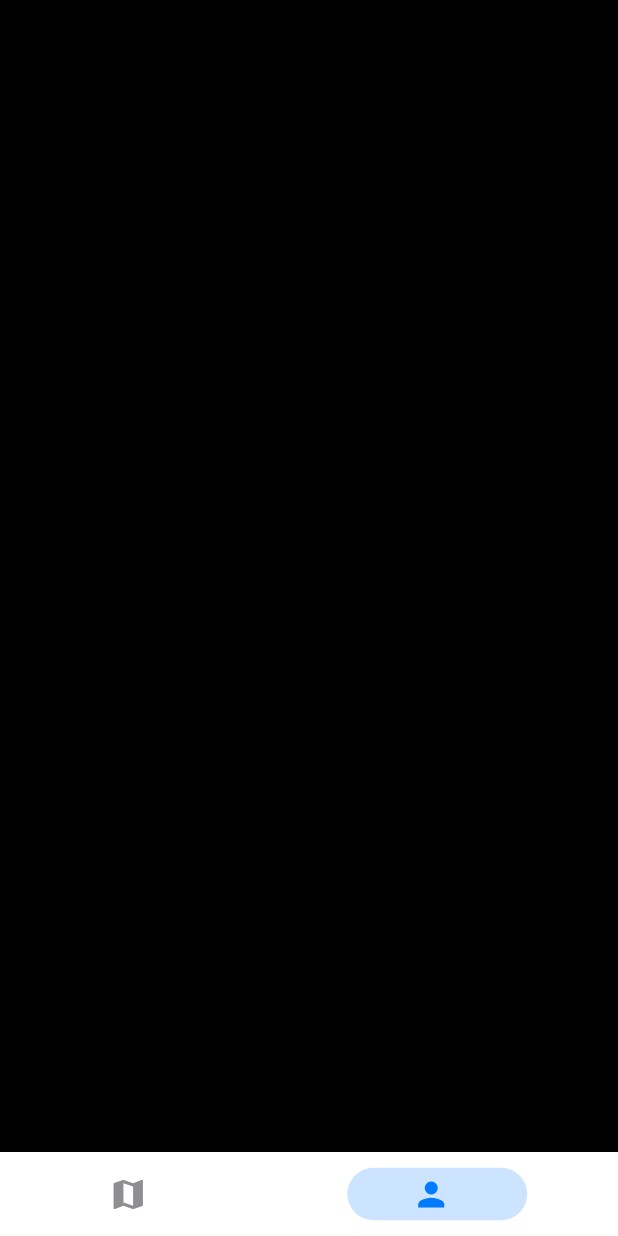
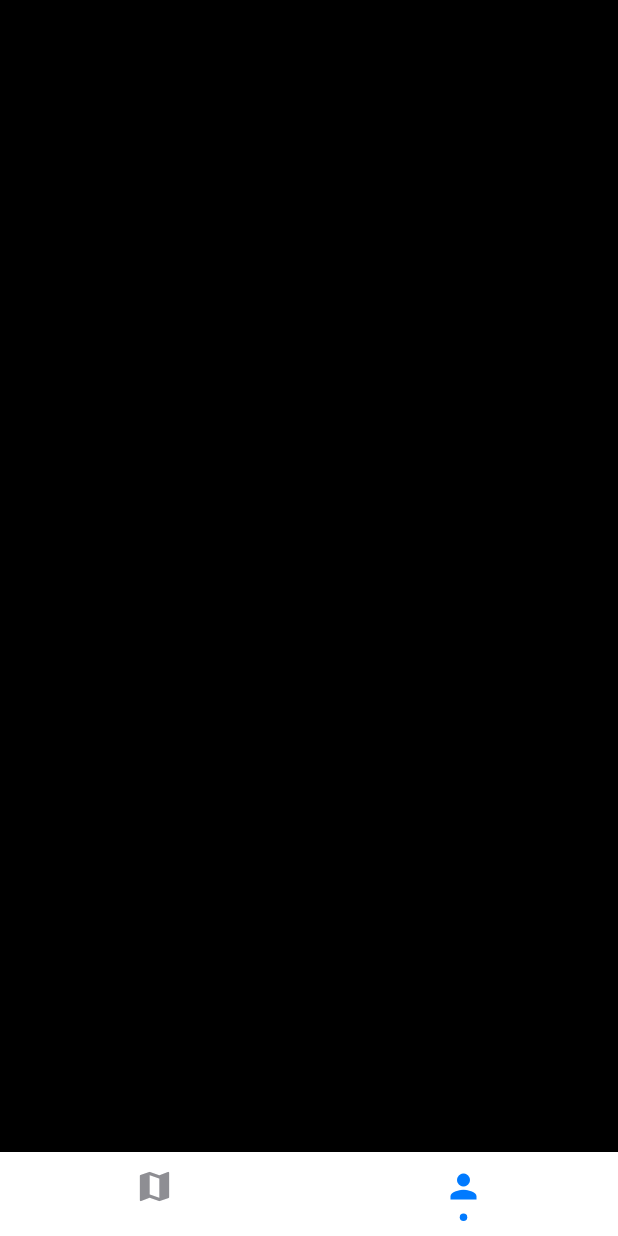
Before and after one commit to Bouchemel-Nasreddine/naftal_khadamati, a Flutter app: the screen it shows after launch, item 2 of the bottom bar chosen, on a phone screen of 412 x 824 dp. Run offline on Flutter 3.47's test engine with Material 2 defaults, Android fonts, the phone set to English and light mode, and no system bars; drawn by our look-alikes of persistent_bottom_nav_bar; our stand-ins replace flutter_svg, google_fonts, google_maps_flutter, location.

Commit message:
nav bar style

```diff
--- a/lib/main.dart
+++ b/lib/main.dart
@@ -26,24 +26,31 @@ class MyHomePage extends StatefulWidget {
 }
 
 class _MyHomePageState extends State<MyHomePage> {
-  PersistentTabController _controller =
-      PersistentTabController(initialIndex: 0);
+  late PersistentTabController _controller;
 
   //screens
   //when adding a screen to list don't forget to add the icon at iconList
 
-  var screens = [GeneraleMap(), Center(child: Text('person'))];
+  var screens = [const GeneraleMap(), const Center(child: Text('person'))];
 
   //icons list
   List<PersistentBottomNavBarItem> _navBarsItems() {
     return [
       PersistentBottomNavBarItem(
-        icon: Icon(Icons.map),
+        icon: const Icon(Icons.map),
+        title: '.',
       ),
       PersistentBottomNavBarItem(
-        icon: Icon(Icons.person),
+        icon: const Icon(Icons.person),
+        title: '.',
       ),
     ];
+  }
+
+  @override
+  void initState() {
+    _controller = PersistentTabController(initialIndex: 0);
+    super.initState();
   }
 
   @override
@@ -52,8 +59,10 @@ class _MyHomePageState extends State<MyHomePage> {
       body: Center(
         child: PersistentTabView(
           context,
+          controller: _controller,
           screens: screens,
           items: _navBarsItems(),
+          navBarStyle: NavBarStyle.style12,
         ),
       ),
     );
--- a/pubspec.yaml
+++ b/pubspec.yaml
@@ -37,6 +37,9 @@ dependencies:
   flutter_native_splash: ^2.1.6
   google_maps_flutter: ^2.1.5
   persistent_bottom_nav_bar: ^4.0.2
+  location: ^4.3.0
+  flutter_svg: ^1.0.3
+  google_fonts: ^2.3.2
 
 dev_dependencies:
   flutter_test:
@@ -61,7 +64,8 @@ flutter:
   uses-material-design: true
 
   # To add assets to your application, add an assets section, like this:
-  # assets:
+  assets:
+    - assets/
   #   - images/a_dot_burr.jpeg
   #   - images/a_dot_ham.jpeg
 
```
Also changed, not shown: lib/ui/maps/general_map_view.dart (+151 -6 lines), assets/direction.svg (added), assets/marker_green.png (added), assets/marker_red.png (added), assets/marker_yellow.png (added), pubspec.lock, 1 other file.
